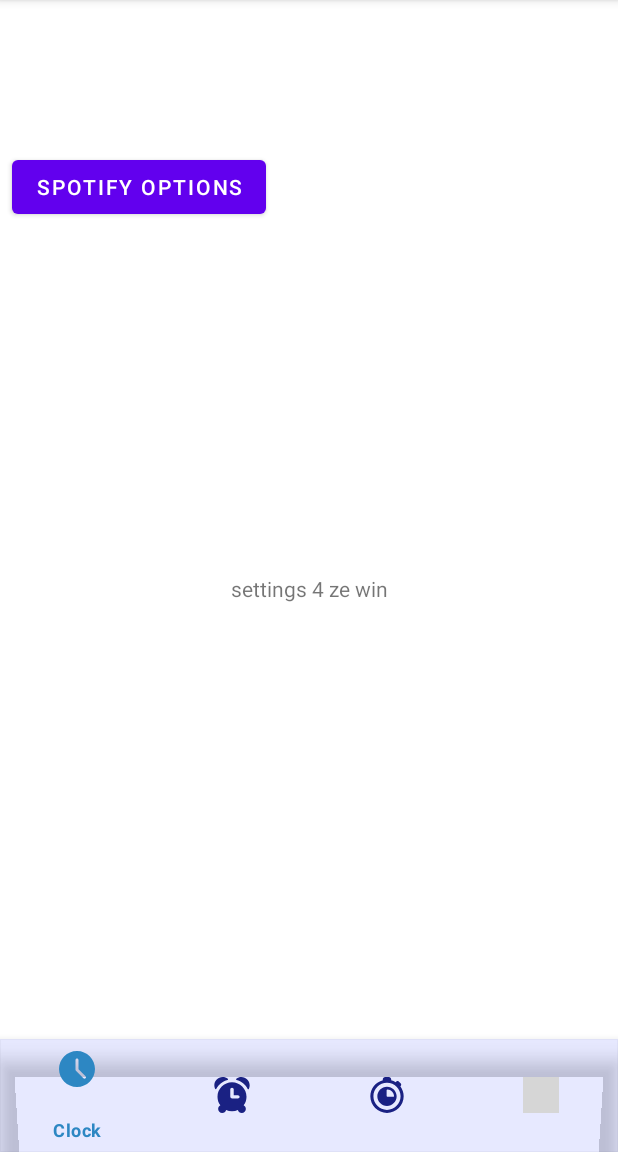
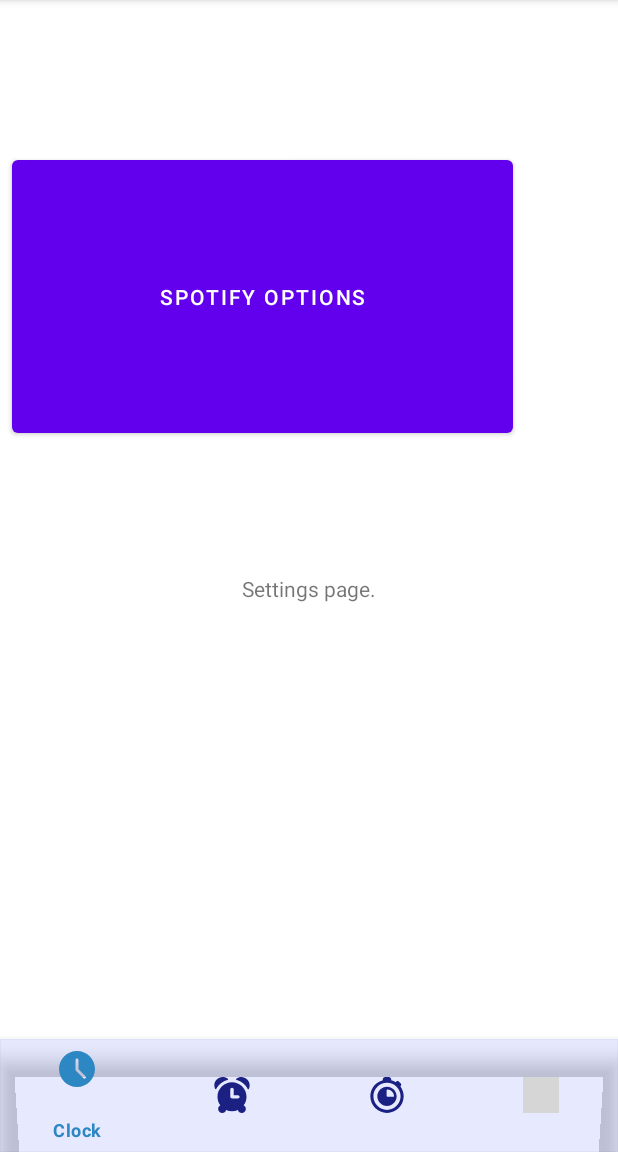
Before and after one commit to HugoDem/7ven-0clock, an Android app: the fragment SettingsFragment placed in its activity, on a phone screen of 412 x 824 dp, the part 84-1236 px from its top. Run offline under Robolectric (Android 15) with nearby library versions, the phone set to English and light mode, and no system bars; grey boxes are pictures that could not be loaded.

```diff
--- a/app/src/main/java/com/isep/ii3510/a7ven0clock/SettingsFragment.java
+++ b/app/src/main/java/com/isep/ii3510/a7ven0clock/SettingsFragment.java
@@ -1,5 +1,6 @@
 package com.isep.ii3510.a7ven0clock;
 
+import android.content.Intent;
 import android.os.Bundle;
 
 import androidx.fragment.app.Fragment;
@@ -7,6 +8,7 @@
 import android.view.LayoutInflater;
 import android.view.View;
 import android.view.ViewGroup;
+import android.widget.Button;
 
 /**
  * A simple {@link Fragment} subclass.
@@ -55,10 +57,22 @@
         }
     }
 
-    @Override
+
     public View onCreateView(LayoutInflater inflater, ViewGroup container,
                              Bundle savedInstanceState) {
         // Inflate the layout for this fragment
-        return inflater.inflate(R.layout.fragment_settings, container, false);
+        View view = inflater.inflate(R.layout.fragment_settings, container, false);
+        Button buttonOne = (Button) view.findViewById(R.id.buttonOne);
+        buttonOne.setOnClickListener(new View.OnClickListener() {
+
+            public void onClick(View v) {
+                System.out.println("Button v2 Clicked");
+                Intent spotifyActivityIntent = new Intent(getActivity(), SpotifyActivity.class);
+                startActivity(spotifyActivityIntent);
+
+
+            }
+        });
+        return view;
     }
 }
--- a/app/src/main/res/layout/fragment_settings.xml
+++ b/app/src/main/res/layout/fragment_settings.xml
@@ -12,14 +12,15 @@
         android:layout_gravity="center"
         android:foregroundGravity="center"
         android:gravity="center"
-        android:text="settings 4 ze win" />
+        android:text="Settings page." />
 
     <Button
         android:id="@+id/buttonOne"
-        android:layout_width="wrap_content"
-        android:layout_height="wrap_content"
+        android:layout_width="334dp"
+        android:layout_height="194dp"
         android:layout_marginStart="8dp"
         android:layout_marginTop="8dp"
+        android:gravity="center"
         android:text="Spotify options" />
 
 </FrameLayout>
--- a/app/src/main/res/values/strings.xml
+++ b/app/src/main/res/values/strings.xml
@@ -25,7 +25,7 @@
     <string name="title_activity_spotify">SpotifyActivity</string>
     <string name="token">Access Token: %1$s</string>
     <string name="warning_need_token">You need to request an access token first</string>
-    <string name="btn_get_profile">Get User Profile</string>
+    <string name="btn_get_profile">Search</string>
     <string name="btn_req_code">Request Code</string>
     <string name="btn_req_token">Request Token</string>
     <string name="btn_clear_credentials">Clear WebView Credentials</string>
```
Also changed, not shown: app/src/main/AndroidManifest.xml (+2 -7 lines), app/src/main/java/com/isep/ii3510/a7ven0clock/SpotifyActivity.java (+22 -17 lines).
